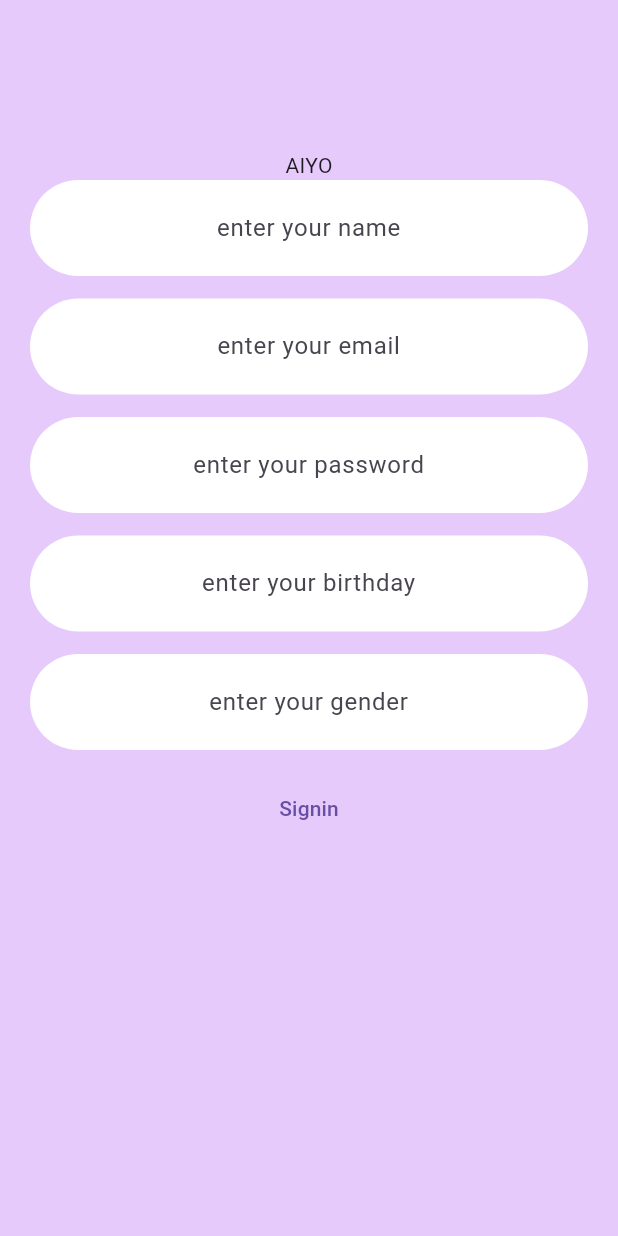
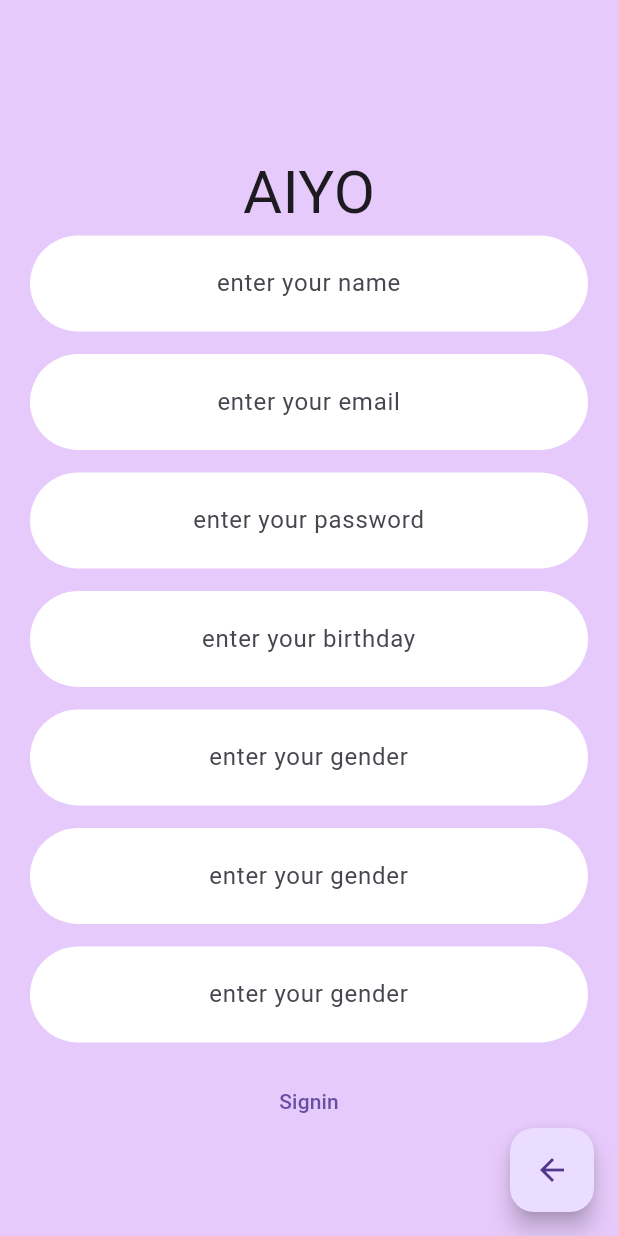
Before and after one commit to ttcyt/aiyo11, a Flutter app: the screen it shows after launch, after a tap on "Signin", on a phone screen of 412 x 824 dp. Run offline on Flutter 3.47's test engine with Material 3 defaults, Android fonts, the light colour scheme and no system bars; our stand-ins replace cloud_firestore, firebase_auth, firebase_core; accounts and stored records are empty; network calls fail.

Commit message:
get account from firebase

```diff
--- /dev/null
+++ b/lib/services/account.dart
@@ -0,0 +1,46 @@
+import 'package:cloud_firestore/cloud_firestore.dart';
+import 'package:firebase_auth/firebase_auth.dart';
+class Account{
+  int id;
+  String name;
+  String email;
+  String gender;
+  int height;
+  int weight;
+  Account({
+    required this.id,
+    required this.name,
+    required this.email,
+    required this.weight,
+    required this.height,
+    required this.gender,
+
+  });
+}
+
+class AccountServices{
+  static Map<String, dynamic> _account = {};
+  static Map<String, dynamic> get account => _account;
+
+  static Future<void> fetchAccounts() async{
+    final _firestore = FirebaseFirestore.instance;
+    String? email = _fetchEmail();
+    dynamic source = await _firestore.collection('users').doc(email).get();
+    dynamic data = source.data();
+    _account = data;
+    print(_account['name']);
+  }
+
+
+
+
+
+
+
+  static String? _fetchEmail(){
+    final auth = FirebaseAuth.instance;
+    String? email = auth.currentUser!.email;
+    return email;
+  }
+
+}
--- a/lib/view/login_page.dart
+++ b/lib/view/login_page.dart
@@ -1,14 +1,42 @@
+import 'package:aiyo11/view/profile_page.dart';
 import 'package:aiyo11/view/register_page.dart';
 import 'package:flutter/material.dart';
 import 'package:firebase_auth/firebase_auth.dart';
 import 'package:aiyo11/view/home_page.dart';
+import 'package:aiyo11/services/account.dart';
 
 
-class LoginPage extends StatelessWidget {
+class LoginPage extends StatefulWidget {
   LoginPage({super.key});
+
+  @override
+  State<LoginPage> createState() => _LoginPageState();
+}
+
+class _LoginPageState extends State<LoginPage> {
   String email = '';
   String password = '';
   final FirebaseAuth _auth = FirebaseAuth.instance;
+  @override
+  void initState() {
+    // TODO: implement initState
+    super.initState();
+
+      AccountServices.fetchAccounts();
+    }
+
+  // void initState() {
+  //   // TODO: implement initState
+  //   super.initState();
+  //   User? user = _auth.currentUser;
+  //   if(user!= null){
+  //     AccountServices.fetchAccounts();
+  //     Navigator.push(context, MaterialPageRoute(builder: (context)=> MainPage()));
+  //
+  //   }
+  // }
+
+
   @override
   Widget build(BuildContext context) {
     return Scaffold(
@@ -53,13 +81,14 @@ class LoginPage extends StatelessWidget {
             TextField(
               onChanged: (value){password = value;},
               textAlign: TextAlign.center,
+              obscureText: true,
               decoration: InputDecoration(
                 filled: true,
                 fillColor: Colors.white,
                 focusColor: Colors.white,
                 contentPadding:
                 const EdgeInsets.only(top: 20, bottom: 20),
-                hintText: 'enter your email',
+                hintText: 'enter your password',
                 enabledBorder: OutlineInputBorder(
                   borderRadius: BorderRadius.circular(50),
                   borderSide: const BorderSide(color: Colors.transparent),
@@ -75,7 +104,7 @@ class LoginPage extends StatelessWidget {
             TextButton(
               onPressed: () {
                 _auth.signInWithEmailAndPassword(email: email, password: password);
-                Navigator.push(context,MaterialPageRoute(builder: (context)=>const MainPage()));
+                Navigator.push(context,MaterialPageRoute(builder: (context)=> ProfilePage(email: email!)));
 
               },
               child: const Text('Login'),
--- a/lib/view/register_page.dart
+++ b/lib/view/register_page.dart
@@ -1,17 +1,18 @@
-import 'dart:math';
-
 import 'package:flutter/material.dart';
 import 'package:firebase_auth/firebase_auth.dart';
+import 'package:cloud_firestore/cloud_firestore.dart';
+import 'package:aiyo11/view/home_page.dart';
 
 class RegisterPage extends StatelessWidget {
   RegisterPage({super.key});
 
   final FirebaseAuth _auth = FirebaseAuth.instance;
+  final FirebaseFirestore _store = FirebaseFirestore.instance;
   int id = 0;
   String name = '';
   String email = '';
   String password = '';
-  DateTime birthday = DateTime.now();
+  String birthday = '';
   String gender = '';
   int height = 0;
   int weight = 0;
@@ -19,6 +20,7 @@ class RegisterPage extends StatelessWidget {
   @override
   Widget build(BuildContext context) {
     return Scaffold(
+      resizeToAvoidBottomInset: false,
       backgroundColor: const Color(0xFFE6CAFB),
       body: Padding(
         padding: const EdgeInsets.only(
@@ -28,7 +30,10 @@ class RegisterPage extends StatelessWidget {
         ),
         child: Column(
           children: [
-            const Text('AIYO'),
+            const Text(
+              'AIYO',
+              style: TextStyle(fontSize: 40),
+            ),
             TextField(
               onChanged: (value) {
                 name = value;
@@ -82,6 +87,7 @@ class RegisterPage extends StatelessWidget {
                 password = value;
               },
               textAlign: TextAlign.center,
+              obscureText: true,
               decoration: InputDecoration(
                 fillColor: Colors.white,
                 focusColor: Colors.white,
@@ -103,7 +109,7 @@ class RegisterPage extends StatelessWidget {
             ),
             TextField(
               onChanged: (value) {
-                birthday = DateTime(int.parse(value));
+                birthday = value;
               },
               textAlign: TextAlign.center,
               decoration: InputDecoration(
@@ -149,17 +155,80 @@ class RegisterPage extends StatelessWidget {
             const SizedBox(
               height: 15,
             ),
+            TextField(
+              onChanged: (value) {
+                height = int.parse(value);
+              },
+              textAlign: TextAlign.center,
+              decoration: InputDecoration(
+                fillColor: Colors.white,
+                focusColor: Colors.white,
+                filled: true,
+                contentPadding: const EdgeInsets.only(top: 20, bottom: 20),
+                hintText: 'enter your gender',
+                enabledBorder: OutlineInputBorder(
+                  borderSide: const BorderSide(color: Colors.transparent),
+                  borderRadius: BorderRadius.circular(50),
+                ),
+                focusedBorder: OutlineInputBorder(
+                  borderRadius: BorderRadius.circular(50),
+                  borderSide: const BorderSide(color: Colors.transparent),
+                ),
+              ),
+            ),
+            const SizedBox(
+              height: 15,
+            ),
+            TextField(
+              onChanged: (value) {
+                weight = int.parse(value);
+              },
+              textAlign: TextAlign.center,
+              decoration: InputDecoration(
+                fillColor: Colors.white,
+                focusColor: Colors.white,
+                filled: true,
+                contentPadding: const EdgeInsets.only(top: 20, bottom: 20),
+                hintText: 'enter your gender',
+                enabledBorder: OutlineInputBorder(
+                  borderSide: const BorderSide(color: Colors.transparent),
+                  borderRadius: BorderRadius.circular(50),
+                ),
+                focusedBorder: OutlineInputBorder(
+                  borderRadius: BorderRadius.circular(50),
+                  borderSide: const BorderSide(color: Colors.transparent),
+                ),
+              ),
+            ),
+            const SizedBox(
+              height: 15,
+            ),
             TextButton(
-              onPressed: () {
-                _auth.createUserWithEmailAndPassword(
+              onPressed: () async {
+                await _auth.createUserWithEmailAndPassword(
                     email: email, password: password);
-                Navigator.pop;
+                  final data = await _store.collection('users').doc(email).set({
+                    'name': name,
+                    'email': email,
+                    'birthday':birthday,
+                    'gender':gender,
+                    'height':height,
+                    'weight':weight,
+                    'id': id + 1,
+                  });
+                  Navigator.push(context, MaterialPageRoute(builder: (context)=> MainPage()));
               },
               child: const Text('Signin'),
             ),
           ],
         ),
       ),
+      floatingActionButton: FloatingActionButton(
+        child: Icon(Icons.arrow_back),
+        onPressed: (){
+          Navigator.pop(context);
+        },
+      ),
     );
   }
 }
--- a/pubspec.yaml
+++ b/pubspec.yaml
@@ -38,6 +38,7 @@ dependencies:
   firebase_core: ^3.1.1
   firebase_auth: ^5.1.1
   lottie: ^3.1.2
+  cloud_firestore: ^5.0.2
 
 dev_dependencies:
   flutter_test:
```
Also changed, not shown: lib/view/home_page.dart (+13 -5 lines), lib/view/profile_page.dart (added, +54 -0 lines), pubspec.lock, 3 other files.
